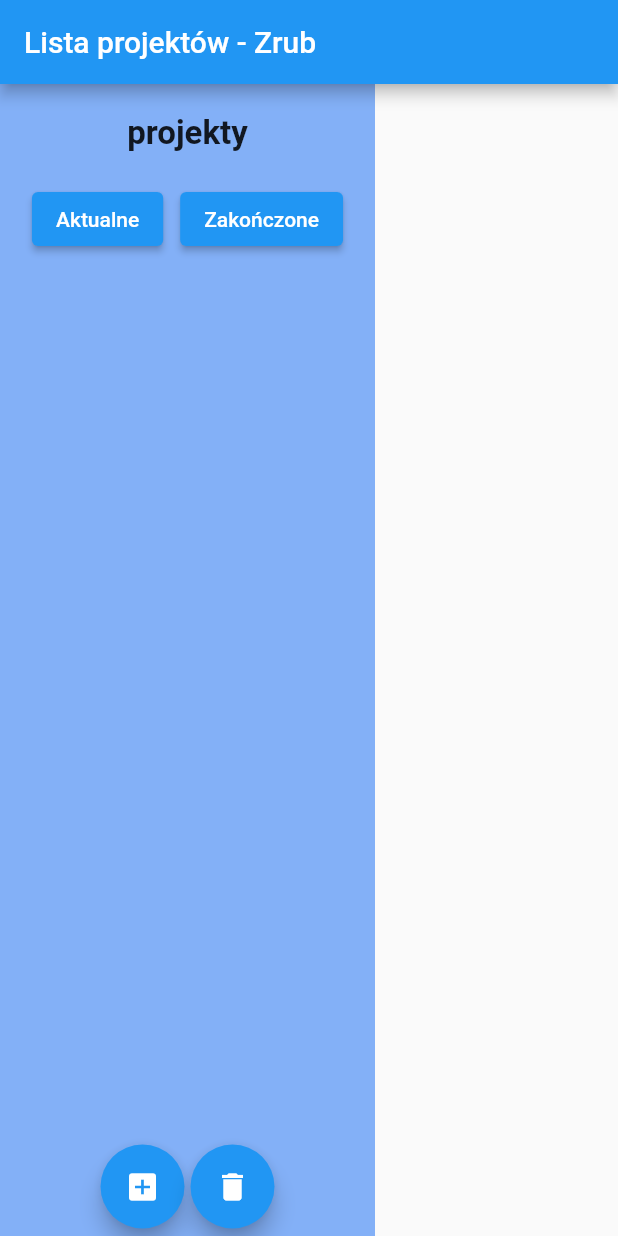
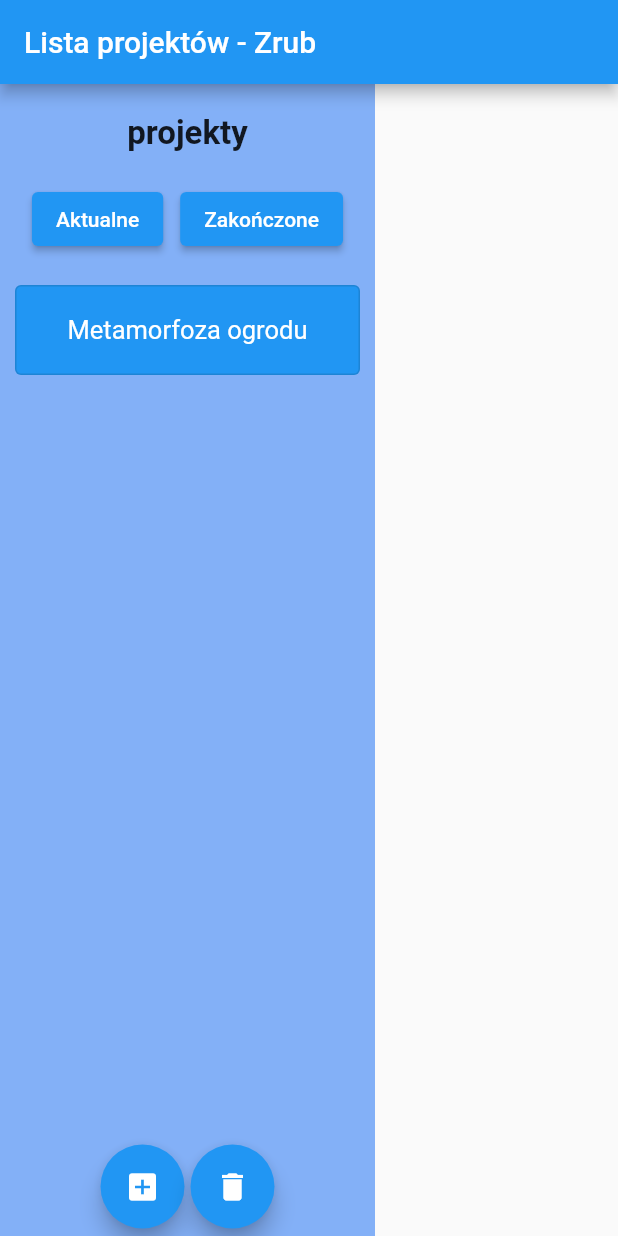
Before and after one commit to koper784/zrub, a Flutter app: the screen it shows after launch, after a tap on "Aktualne", on a phone screen of 412 x 824 dp. Run offline on Flutter 3.47's test engine with Material 2 defaults, Android fonts, the phone set to English and light mode, and no system bars.

Commit message:
Podzial na klasy i asnychroniczne wczytywanie samych projektow

```diff
--- a/assets/sample_data.json
+++ b/assets/sample_data.json
@@ -4,7 +4,7 @@
         "projDeadline": "2021-07-01T00:00:00.000000Z",
         "projProgress": 0.0,
         "projDesc": "Kroki potrzebne do wykonania schabowego z mizerią.",
-        "projIsDone": false,
+        "projIsDone": true,
         "projTasks": [
             {
                 "taskTitle": "Robienie zakupów",
--- /dev/null
+++ b/lib/classes.dart
@@ -0,0 +1,55 @@
+import 'dart:convert';
+
+class Task {
+  String taskTitle;
+  String taskDesc;
+  bool taskIsDone;
+  List<String> taskTags;
+
+  Task(
+      {required this.taskTitle,
+      required this.taskDesc,
+      required this.taskIsDone,
+      required this.taskTags});
+
+  //bycmoze niepotrzebne
+  factory Task.fromJson(Map<String, dynamic> parsedJson) {
+    return Task(
+        taskTitle: parsedJson['taskTitle'],
+        taskDesc: parsedJson['taskDesc'],
+        taskIsDone: parsedJson['taskIsDone'],
+        taskTags: List<String>.from(parsedJson['taskTags']));
+  }
+}
+
+class Project {
+  String projTitle;
+  DateTime projDeadline;
+  double projProgress;
+  String projDesc;
+  bool projIsDone;
+  List<Task> projTasks;
+
+  Project(
+      {required this.projTitle,
+      required this.projDeadline,
+      required this.projProgress,
+      required this.projDesc,
+      required this.projIsDone,
+      required this.projTasks});
+
+  factory Project.fromJson(Map<String, dynamic> parsedJson) {
+    return Project(
+        projTitle: parsedJson['projTitle'],
+        projDeadline: DateTime.parse(parsedJson['projDeadline']),
+        projProgress: parsedJson['projProgress'],
+        projDesc: parsedJson['projDesc'],
+        projIsDone: parsedJson['projIsDone'],
+        projTasks: List<Task>.from(
+            parsedJson['projTasks'].map((x) => Task.fromJson(x))));
+    //projTasks prawdopodobnie nie bedzie dzialac
+    //jesli nie to sprobowac nie wczytywac tego tutaj
+    //tylko najpierw wczytac w tasku, zrobic liste
+    //i wtedy wczytac poza konstruktorem
+  }
+}
--- a/lib/projects.dart
+++ b/lib/projects.dart
@@ -1,5 +1,8 @@
 import 'package:flutter/material.dart';
+import 'package:flutter/services.dart';
 import 'package:intl/intl.dart';
+import 'package:zrub/classes.dart';
+import 'dart:convert';
 
 class MyProjectsPage extends StatefulWidget {
   @override
@@ -7,18 +10,70 @@ class MyProjectsPage extends StatefulWidget {
 }
 
 class _MyProjectsPageState extends State<MyProjectsPage> {
-  List<Widget> _getProjects() {
-    List<Widget> projectsList = [];
+  int _selectedProject = 0;
+  int _selectedTask = 0;
+  bool _displayDone = false;
 
-    return projectsList;
+  Future<String> _loadProjectAsset() async {
+    return await rootBundle.loadString('assets/sample_data.json');
+  }
+
+  Future<List<Project>> _loadProjects() async {
+    //await wait(5);
+    List<Project> projects = [];
+
+    String jsonString = await _loadProjectAsset();
+    final jsonResponse = json.decode(jsonString);
+    for (int i = 0; i < jsonResponse.length; i++) {
+      projects.add(new Project.fromJson(jsonResponse[i]));
+    }
+    return projects;
+  }
+
+  List<Widget> _getProjectsWidgets(
+      bool done, AsyncSnapshot<List<Project>> snap) {
+    List<Project> projects = snap.data ?? [];
+    List<Widget> projectsWidgets = [];
+
+    for (int i = 0; i < projects.length; i++) {
+      if (projects[i].projIsDone == done) {
+        projectsWidgets.add(
+          OutlinedButton(
+            style: OutlinedButton.styleFrom(
+              primary: Colors.white,
+              backgroundColor:
+                  _selectedProject == i ? Colors.blue.shade900 : Colors.blue,
+              textStyle: TextStyle(
+                fontSize: _selectedProject == i ? 20 : 17,
+              ),
+              padding: const EdgeInsets.all(20.0),
+            ),
+            onPressed: () {
+              setState(() {
+                _selectedProject = i;
+                _selectedTask = 0; //zrob settera w tasku
+              });
+            },
+            child: Text(projects[i].projTitle),
+          ),
+        );
+        projectsWidgets
+            .add(Padding(padding: const EdgeInsets.symmetric(vertical: 3.0)));
+      }
+    }
+    return projectsWidgets;
   }
 
   void _displayCurrentProjects() {
-    //pokaz nieukonczone projekty
+    setState(() {
+      _displayDone = false;
+    });
   }
 
   void _displayDoneProjects() {
-    //pokaz ukonczone projekty
+    setState(() {
+      _displayDone = true;
+    });
   }
 
   //jeszcze get all tags jako przyciski??
@@ -63,12 +118,28 @@ class _MyProjectsPageState extends State<MyProjectsPage> {
                             child: Text('Zakończone')),
                       ],
                     ),
-                    Expanded(
+                    Padding(padding: const EdgeInsets.all(10.0)),
+                    FutureBuilder(
+                      future: _loadProjects(),
+                      builder:
+                          (context, AsyncSnapshot<List<Project>> snapshot) {
+                        if (snapshot.hasData) {
+                          return Expanded(
+                              child: ListView(
+                                  children: _getProjectsWidgets(
+                                      _displayDone, snapshot)));
+                        } else if (snapshot.hasError) {
+                          return Text("${snapshot.error}");
+                        }
+                        return CircularProgressIndicator();
+                      },
+                    ),
+                    /*Expanded(
                       child: ListView(
                         //padding: const EdgeInsets.all(10.0),
                         children: _getProjects(),
                       ),
-                    ),
+                    ),*/
                     Container(
                         padding: const EdgeInsets.all(5.0),
                         child: Row(
```
